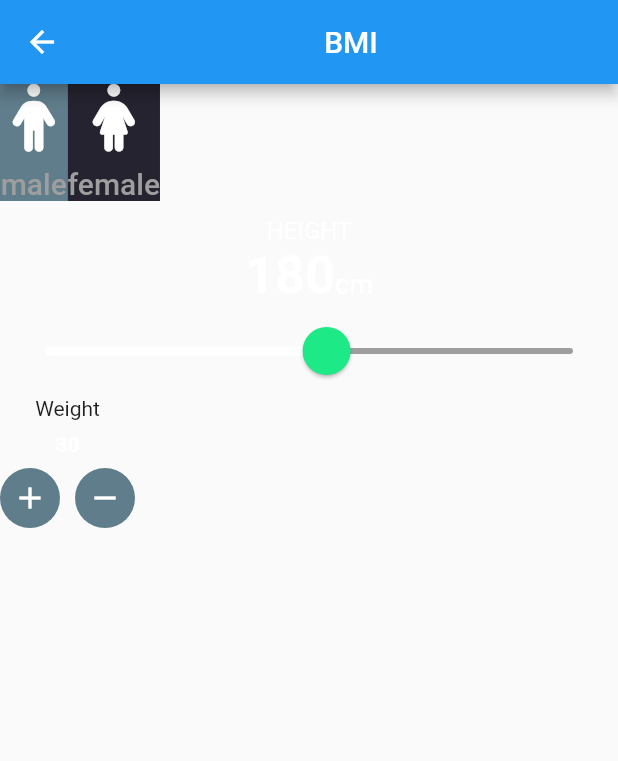
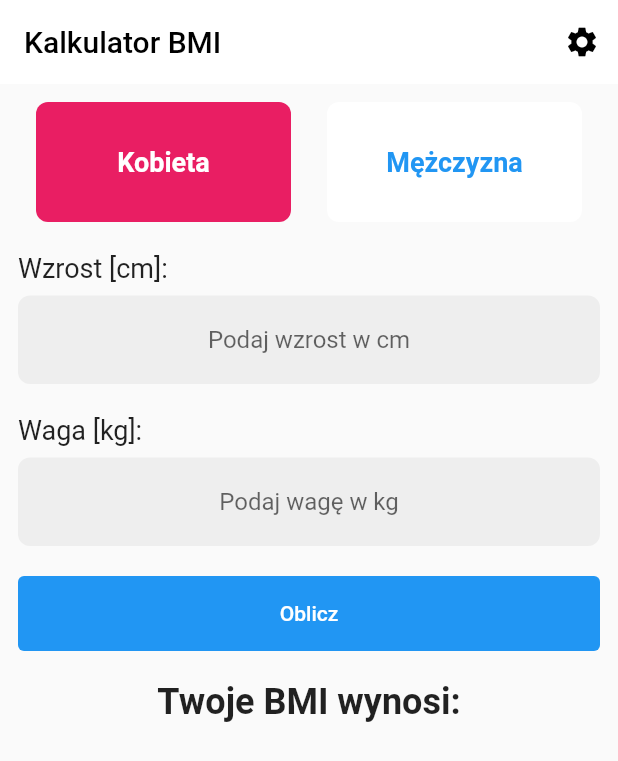
Before and after one commit to sebastianrichter711/PAUM-projekt, a Flutter app: the BmiCalculator screen opened directly, on a phone screen of 412 x 824 dp. Shown: the top 761 px of the screen. Run offline on Flutter 3.47's test engine with Material 2 defaults, Android fonts, the phone set to English and light mode, and no system bars; our stand-ins replace permission_handler; missing offline and left inert: health.

Commit message:
Dokończenie kalkulatora BMI

```diff
--- a/healthcareapp/analysis_options.yaml
+++ b/healthcareapp/analysis_options.yaml
@@ -22,8 +22,8 @@ linter:
   # `// ignore_for_file: name_of_lint` syntax on the line or in the file
   # producing the lint.
   rules:
-    # prefer_const_constructors: false
-    # prefer_const_literals_to_create_immutables: false
+    prefer_const_constructors: false
+    prefer_const_literals_to_create_immutables: false
     # avoid_print: false  # Uncomment to disable the `avoid_print` rule
     # prefer_single_quotes: true  # Uncomment to enable the `prefer_single_quotes` rule
 
--- a/healthcareapp/lib/helpers.dart
+++ b/healthcareapp/lib/helpers.dart
@@ -1,13 +1,13 @@
 import 'dart:math';
 
 final Map<int,String> daysOfWeek = {
-  1:"Mon",
-  2:"Tue",
-  3:"Wed",
-  4:"Thu",
-  5:"Fri",
-  6:"Sat",
-  7:"Sun",
+  1:"Pn",
+  2:"Wt",
+  3:"Śr",
+  4:"Cz",
+  5:"Pt",
+  6:"Sb",
+  7:"Nd",
 };
 
 int randBetween(int min, int max) {
--- a/healthcareapp/lib/main.dart
+++ b/healthcareapp/lib/main.dart
@@ -2,12 +2,17 @@ import 'package:flutter/material.dart';
 import 'package:flutter/services.dart';
 import 'package:healthcareapp/pages/details/details.dart';
 import 'package:healthcareapp/pages/home/home.dart';
+import 'package:health/health.dart';
+import 'package:permission_handler/permission_handler.dart';
+import 'dart:async';
 
 import 'pages/bmi/bmi.dart';
 
-void main() {
+void main() async {
   WidgetsFlutterBinding.ensureInitialized();
   SystemChrome.setEnabledSystemUIMode(SystemUiMode.immersive);
+  await Permission.activityRecognition.request();
+  await Permission.location.request();
   runApp(const MyApp());
 }
 
@@ -34,7 +39,7 @@ class MyApp extends StatelessWidget {
         '/details': (context) => const DetailsPage(),
         '/bmi': (context) => const BmiPage(),
       },
-      initialRoute: '/',
+      initialRoute: '/details',
     );
   }
 }
--- a/healthcareapp/lib/pages/bmi/bmi.dart
+++ b/healthcareapp/lib/pages/bmi/bmi.dart
@@ -1,17 +1,19 @@
+import 'package:flutter/src/widgets/container.dart';
+import 'package:flutter/src/widgets/framework.dart';
+
 import 'package:flutter/material.dart';
-import 'package:font_awesome_flutter/font_awesome_flutter.dart';
 
-enum Gender{
-  male,
-  female,
-}
+import '../../widgets/bottom_navigation.dart';
+
 
 class BmiPage extends StatelessWidget {
   const BmiPage({super.key});
 
   @override
   Widget build(BuildContext context) {
-    return Container();
+    return const MaterialApp(
+      home:BmiCalculator()
+    );
   }
 }
 
@@ -23,219 +25,172 @@ class BmiCalculator extends StatefulWidget {
 }
 
 class _BmiCalculatorState extends State<BmiCalculator> {
-  Color inactiveColor= Color(0xFF24232F);
-  Color activeColor=Colors.blueGrey;
-  int height=180;
-  int weight=30;
-  int age=15;
-  Gender selectedGender = Gender.male;
+  int currentIndex = 0;
+  String result="";
+  double height=0;
+  double weight=0;
+  TextEditingController weightController = TextEditingController();
+  TextEditingController heightController = TextEditingController();
   @override
   Widget build(BuildContext context) {
-    return Scaffold(
+    return Container(
+      child: Scaffold(
         appBar: AppBar(
-        title: Center(
-          child: Text(
-            "BMI"
+          title: const Text(
+            "Kalkulator BMI",
+            style: TextStyle(color:Colors.black),
           ),
+          elevation: 0.0,
+          backgroundColor: Colors.white,
+          actions: [
+            IconButton(
+              onPressed: () {},
+              icon: Icon(Icons.settings,color:Colors.black),
+
+            )
+          ]
         ),
-      ),
-      body:Column(
+        body:SingleChildScrollView(
+          child: Padding(
+            padding: const EdgeInsets.all(12.0),
+            child:Column(
+              mainAxisAlignment: MainAxisAlignment.start,
+              crossAxisAlignment: CrossAxisAlignment.start,
               children: [
                 Row(
                   children: [
-              GestureDetector(
-                onTap:(){
+                    radioButton("Kobieta", Colors.pink, 0),
+                    radioButton("Mężczyzna", Colors.blue, 1),
+
+                  ],
+                  ),
+                  SizedBox(height: 20.0),
+                  Text("Wzrost [cm]: ", style: TextStyle(fontSize:18.0)),
+                  SizedBox(height: 8.0),
+                  TextField(
+                    keyboardType: TextInputType.number,
+                    controller: heightController,
+                    textAlign: TextAlign.center,
+                    decoration: InputDecoration(
+                      hintText: "Podaj wzrost w cm ",
+                      filled: true,
+                      fillColor: Colors.grey[200],
+                      border: OutlineInputBorder(
+                        borderRadius: BorderRadius.circular(8.0),
+                        borderSide: BorderSide.none
+                      )
+                    )
+                  ),
+                  SizedBox(height: 20.0),
+                  Text("Waga [kg]: ", style: TextStyle(fontSize:18.0)),
+                  SizedBox(height: 8.0),
+                  TextField(
+                    keyboardType: TextInputType.number,
+                    controller:weightController,
+                    textAlign: TextAlign.center,
+                    decoration: InputDecoration(
+                      hintText: "Podaj wagę w kg ",
+                      filled: true,
+                      fillColor: Colors.grey[200],
+                      border: OutlineInputBorder(
+                        borderRadius: BorderRadius.circular(8.0),
+                        borderSide: BorderSide.none
+                      )
+                    )
+                  ),
+                  SizedBox(height: 20.0),
+                  Container(
+                    width: double.infinity,
+                    height: 50.0,
+                    child: TextButton(
+                      style: TextButton.styleFrom(
+                        backgroundColor: Colors.blue,
+                      ),
+                      child: Text(
+                        "Oblicz",
+                        style: TextStyle(
+                          color:Colors.white
+                          )
+                        ),
+                        onPressed: () {
                           setState(() {
-                    selectedGender=Gender.male;
+                            height = double.parse(heightController.value.text);
+                            weight = double.parse(weightController.value.text);
                           });
+                          calculateBmi(height,weight);
 
                         },
-                child: Container(
-                  decoration: BoxDecoration(
-                    color: selectedGender==Gender.male?activeColor:inactiveColor
                     ),
-                  child: Column(
-                    children: [
-                      Icon(
-                        FontAwesomeIcons.male,
-                        color:Colors.white,
-                        size: 45.0
                   ),
-                      SizedBox(
-                        height: 10.0,
+                  SizedBox(height: 20.0),
+                  Container(
+                    width:double.infinity,
+                    child: Text("Twoje BMI wynosi: ",
+                    textAlign: TextAlign.center,
+                    style: TextStyle(
+                      fontSize: 24.0,
+                      fontWeight: FontWeight.bold,
+                    )
                     ),
-                      Text("male",
+                  ),
+                  SizedBox(height:20.0),
+                  Container(
+                    width:double.infinity,
+                    child: Text("$result",
+                    textAlign: TextAlign.center,
                     style: TextStyle(
-                        color: Colors.grey,
-                        fontSize: 20.0,
-                        fontWeight: FontWeight.w500,
+                      fontSize: 40.0,
+                      fontWeight: FontWeight.bold,
+                    )
                     ),
                   ),
 
               ],
               )
           ),
-              ),
-              GestureDetector(
-                onTap:(){
-                  setState(() {
-                    selectedGender=Gender.female;
-                  });
-
-                },
-                child: Container(
-                  decoration: BoxDecoration(
-                    color: selectedGender==Gender.female?activeColor:inactiveColor
-                  ),
-                  child: Column(
-                    children: [
-                      Icon(
-                        FontAwesomeIcons.female,
-                        color:Colors.white,
-                        size: 45.0
-                      ),
-                      SizedBox(
-                        height: 10.0,
-                      ),
-                      Text("female",
-                      style: TextStyle(
-                        color: Colors.grey,
-                        fontSize: 20.0,
-                        fontWeight: FontWeight.w500,
-                      ),
-                      ),
-
-                    ],
         )
       ),
-              ),
-            ]
-          ),
-          SizedBox(
-            height: 10.0,
-          ),
-          Container(
-            child: Column(
-              mainAxisAlignment: MainAxisAlignment.center,
-              crossAxisAlignment: CrossAxisAlignment.center,
-              children: [
-                Text("HEIGHT",
-                style: TextStyle(
-                  fontSize: 16.0,
-                  color:Colors.white,
-                ),
-                ),
-                Row(
-                  crossAxisAlignment: CrossAxisAlignment.baseline,
-                  mainAxisAlignment: MainAxisAlignment.center,
-                  textBaseline: TextBaseline.alphabetic,
-                  children: [
-                    Text(
-                      height.toString(),
-                      style: TextStyle(
-                        fontWeight: FontWeight.bold,
-                        fontSize: 35.0,
-                        color: Colors.white,
-                      ),
-                    ),
-                    Text(
-                      "cm",
-                      style: TextStyle(
-                        fontSize: 18.0,
-                        color: Colors.white,
-                      ),
-                    ),
-                  ],
-                ),
-                SliderTheme(data: SliderTheme.of(context).copyWith(
-                  activeTrackColor: Colors.white,
-                  overlayColor: Color(0x291DE986),
-                  inactiveTrackColor: Colors.grey,
-                  thumbShape: RoundSliderThumbShape(
-                    enabledThumbRadius:16.0
-                  ),
-                  overlayShape: RoundSliderOverlayShape(overlayRadius: 30.0),
-                  thumbColor: Color(0xFF1DE986),
-                ),
-                child: Slider(
-                  value: height.toDouble(),
-                  min: 100.0,
-                  max: 250.0,
-                  onChanged: (double v){
+    );
+  }
+
+  void calculateBmi(double height, double weight) {
+    double finalresult = weight/(height*height/10000);
+    String bmi = finalresult.toStringAsFixed(2);
     setState(() {
-                      height=v.round();
+      result=bmi;
     });
   }
-                ))
-              ],
+
+  void changeIndex(int index){
+    setState(() {
+      currentIndex = index;
+    });
+  }
+
+  Widget radioButton(String value, Color color, int index){
+    return Expanded(
+      child: Container(
+        margin: EdgeInsets.symmetric(horizontal: 12.0),
+        height: 80.0,
+        child: TextButton(
+          style: TextButton.styleFrom(
+           backgroundColor: currentIndex == index ? color:Colors.white,
+           shape: RoundedRectangleBorder(
+            borderRadius: BorderRadius.circular(8.0)
            )
           ),
-          Row(
-            children: [
-              Container(
-                child:Column(
-                  crossAxisAlignment: CrossAxisAlignment.center,
-                  mainAxisAlignment: MainAxisAlignment.center,
-                  children: [
-                    Text(
-                      "Weight"
-                    ),
-                    SizedBox(
-                      height: 8.0,
-                    ),
-                    Text(
-                      weight.toString(),
-                      style: TextStyle(color:Colors.white, fontWeight: FontWeight.bold),
-
-                    ),
-                    SizedBox(
-                      height: 8.0,
-                    ),
-                    Row(
-                      mainAxisAlignment: MainAxisAlignment.center,
-                      crossAxisAlignment: CrossAxisAlignment.center,
-                      children: [
-                        CircleAvatar(
-                          backgroundColor: Colors.blueGrey,
-                          child: IconButton(
-                            icon: Icon(
-                              Icons.add,
-                              color:Colors.white,
-                          ),
-                          onPressed: (){
-                            setState(() {
-                              weight++;
-                            });
-                          },
-                          )
-
-                        ),
-                        SizedBox(
-                          width: 10.0,
-                        ),
-                        CircleAvatar(
-                            backgroundColor: Colors.blueGrey,
-                            child: IconButton(
-                                icon: Icon(
-                                  Icons.remove,
-                                  color:Colors.white,
-                              ),
-                              onPressed: (){
-                                setState(() {
-                                  if(weight>10){
-                                  weight--;
-                                }
-                                });
-                              },
+          child:Text(
+            value,
+            style: TextStyle(
+              color: currentIndex == index ? Colors.white : color,
+              fontSize: 18.0,
+              fontWeight: FontWeight.bold,
               )
             ),
-                      ],
-                    )
-                  ],
-                  )
-              )
-            ],)
-        ],
+           onPressed: () {
+            changeIndex(index);
+          },
+          ),
         )
       );
   }
--- a/healthcareapp/lib/pages/details/widgets/appbar.dart
+++ b/healthcareapp/lib/pages/details/widgets/appbar.dart
@@ -24,7 +24,7 @@ class MainAppBar extends StatelessWidget implements PreferredSizeWidget{
         ),
       ),
       title: const Text(
-        'Activity',
+        'Aktywność',
         style: TextStyle(
           color: Colors.black,
           fontWeight: FontWeight.bold,
--- a/healthcareapp/lib/pages/details/widgets/info.dart
+++ b/healthcareapp/lib/pages/details/widgets/info.dart
@@ -9,9 +9,9 @@ class Info extends StatelessWidget {
     return Row(
       mainAxisAlignment: MainAxisAlignment.spaceAround,
       children: const [
-        Stats(value: '345', unit: 'kcal', label: 'Calories'),
-        Stats(value: '3.6', unit: 'km', label: 'Distance'),
-        Stats(value: '1.5', unit: 'hr', label: 'Hours'),
+        Stats(value: '345', unit: 'kcal', label: 'Kalorie'),
+        Stats(value: '3.6', unit: 'km', label: 'Odległość'),
+        Stats(value: '1.5', unit: 'h', label: 'Czas'),
 
       ],
     );
--- a/healthcareapp/lib/pages/details/widgets/steps.dart
+++ b/healthcareapp/lib/pages/details/widgets/steps.dart
@@ -16,7 +16,7 @@ class Steps extends StatelessWidget {
       child: Column(
         children: [
           Text(steps, style: const TextStyle(fontSize: 33, fontWeight: FontWeight.w900)),
-          const Text('Total steps', style: TextStyle(fontSize: 11, fontWeight: FontWeight.w500, height: 2))
+          const Text('Liczba kroków', style: TextStyle(fontSize: 11, fontWeight: FontWeight.w500, height: 2))
         ],
         ),
     );
--- a/healthcareapp/lib/pages/home/widgets/activity.dart
+++ b/healthcareapp/lib/pages/home/widgets/activity.dart
@@ -46,7 +46,7 @@ class ActivityItem extends StatelessWidget {
     String activity = activities[Random().nextInt(activities.length)];
     return GestureDetector(
       onTap: () {
-        Navigator.of(context).pushNamed('/details');
+        Navigator.of(context).pushNamed('/bmi');
       },
       child: Container(
         margin: const EdgeInsets.symmetric(vertical: 5),
```
Lines whose indentation alone changed are shown as unchanged.
